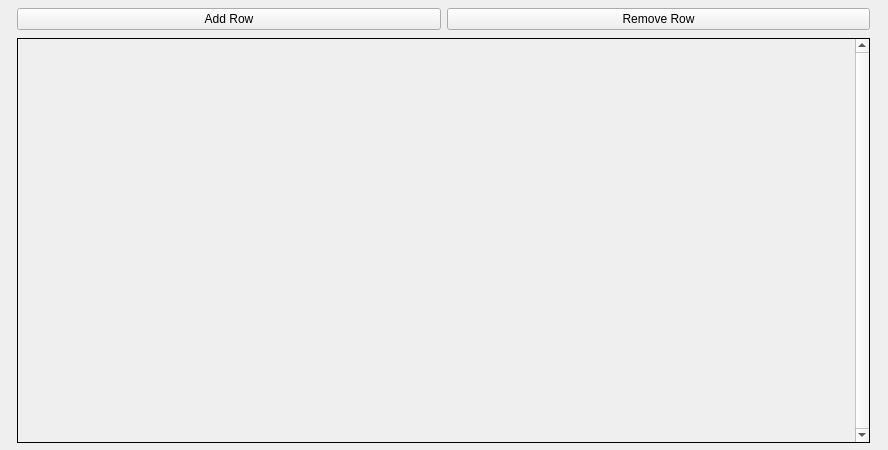
Assimilater/Questions, file Qt/mainwindow.ui: the form before one commit.
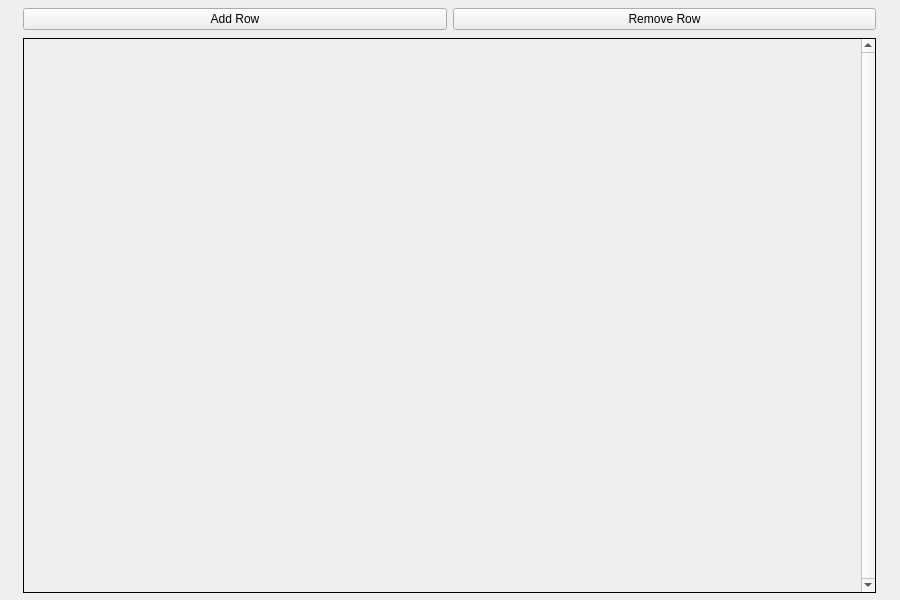
The form after the commit.

Patch:
```diff
--- a/Qt/mainwindow.ui
+++ b/Qt/mainwindow.ui
@@ -6,8 +6,8 @@
    <rect>
     <x>0</x>
     <y>0</y>
-    <width>888</width>
-    <height>450</height>
+    <width>900</width>
+    <height>600</height>
    </rect>
   </property>
   <property name="windowTitle">
@@ -136,7 +136,7 @@
             <x>0</x>
             <y>0</y>
             <width>830</width>
-            <height>399</height>
+            <height>549</height>
            </rect>
           </property>
           <layout class="QVBoxLayout" name="verticalLayout_2">
```
